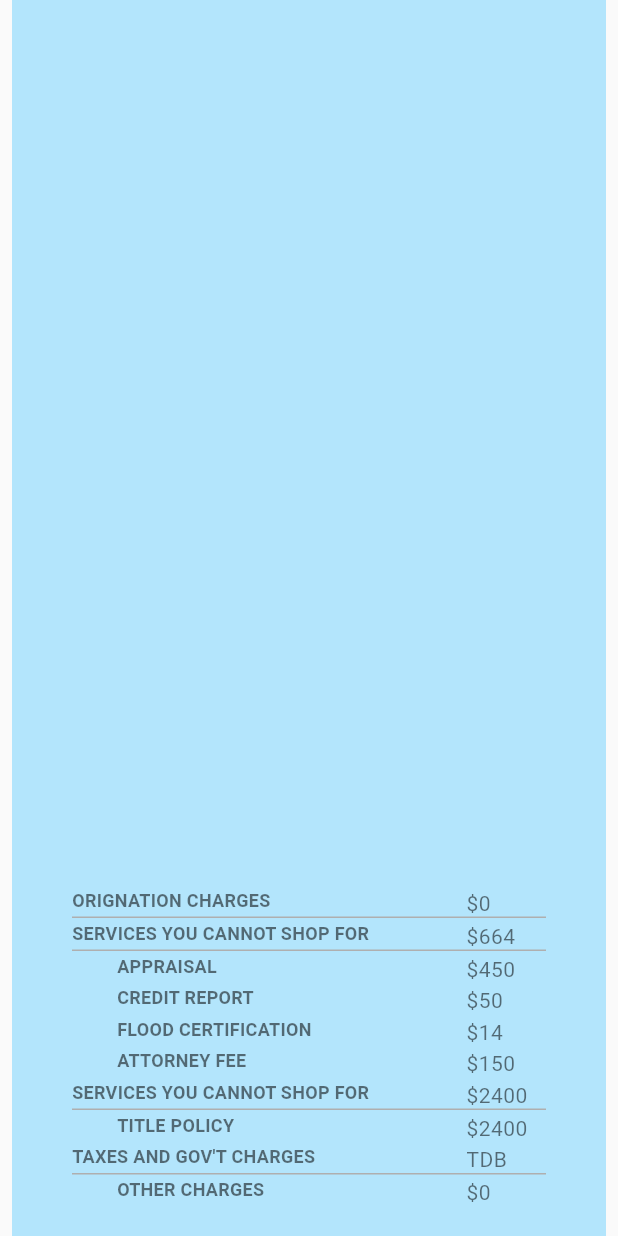
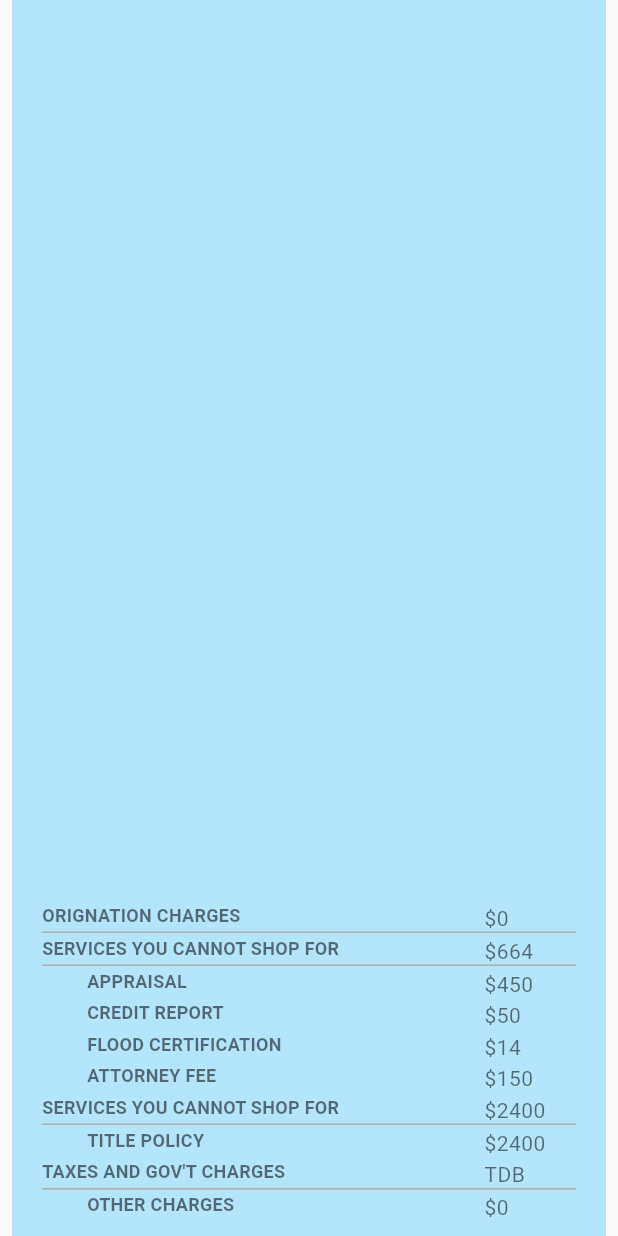
Before and after one commit to jvtran99/finalmile, a Flutter app: the RateViewDetails widget shown alone on an empty page, opened directly, on a phone screen of 412 x 824 dp. Run offline on Flutter 3.47's test engine with Material 2 defaults, Android fonts, the phone set to English and light mode, and no system bars; our stand-ins replace carousel_slider; network calls fail; Roboto replaces fonts that are missing (OpenSans, Oswald).

Commit message:
expansiontile padding

```diff
--- a/lib/widgets/ratecard.dart
+++ b/lib/widgets/ratecard.dart
@@ -256,7 +256,7 @@
       onTap: () {},
       child: Container(
         margin: EdgeInsets.symmetric(horizontal: 8),
-        padding: EdgeInsets.symmetric(horizontal: 40, vertical: 20),
+        padding: EdgeInsets.symmetric(horizontal: 20, vertical: 10),
         // height: 500,
         color: Colors.lightBlue[100],
         width: double.infinity,
```
